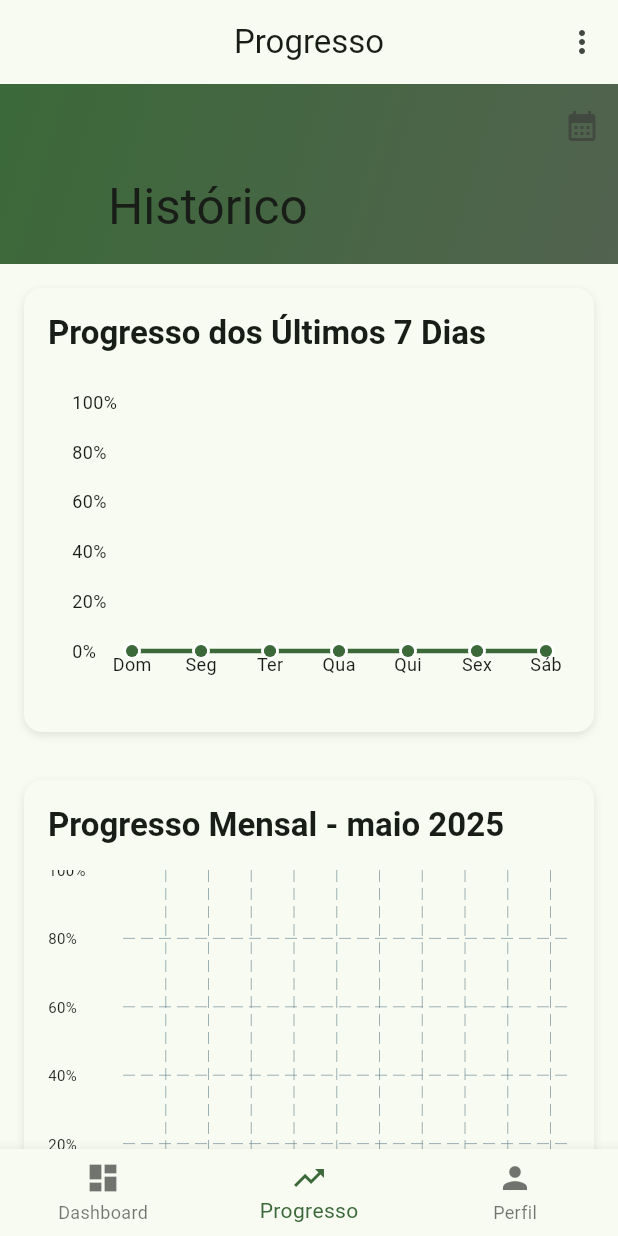
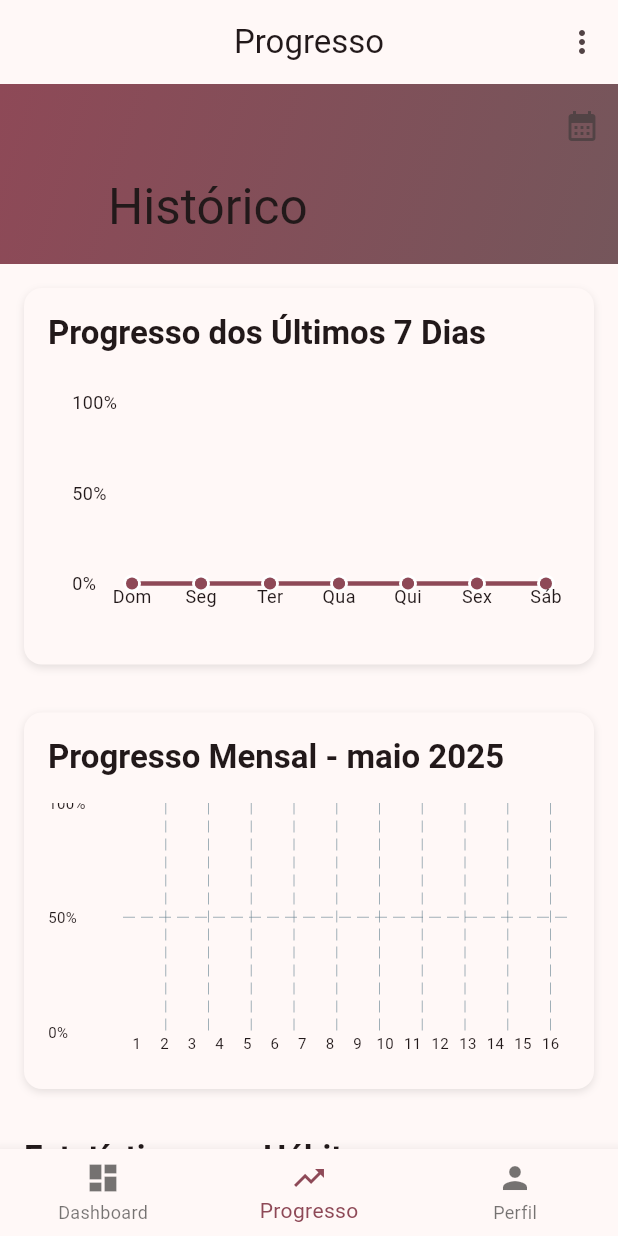
Before and after one commit to GabrielUzeda/VidaPlus, a Flutter app: the screen it shows once a user with an empty profile is signed in, item 2 of the bottom bar chosen, on a phone screen of 412 x 824 dp. Run offline on Flutter 3.47's test engine with Material 3 defaults, Android fonts, the light colour scheme and no system bars; drawn by our look-alikes of fl_chart; our stand-ins replace cloud_firestore, firebase_auth, firebase_core, firebase_storage, flutter_local_notifications, image_picker and 2 more; accounts and stored records are empty.

Commit message:
Adjust chart heights to 70%, restore curved lines to weekly chart, and change theme from green to fuchsia

```diff
--- a/lib/main.dart
+++ b/lib/main.dart
@@ -244,7 +244,7 @@ class VidaPlusApp extends StatelessWidget {
     return ThemeData(
       useMaterial3: true,
       colorScheme: ColorScheme.fromSeed(
-        seedColor: Colors.green,
+        seedColor: const Color(0xFFE91E63), // Cor fúxia personalizada (magenta/pink)
         brightness: Brightness.light,
       ),
       appBarTheme: const AppBarTheme(
@@ -276,7 +276,7 @@ class VidaPlusApp extends StatelessWidget {
     return ThemeData(
       useMaterial3: true,
       colorScheme: ColorScheme.fromSeed(
-        seedColor: Colors.green,
+        seedColor: const Color(0xFFE91E63), // Cor fúxia personalizada (magenta/pink)
         brightness: Brightness.dark,
       ),
       appBarTheme: const AppBarTheme(
--- a/lib/presentation/pages/home/history_page.dart
+++ b/lib/presentation/pages/home/history_page.dart
@@ -79,7 +79,7 @@ class _HistoryPageState extends State<HistoryPage> {
                       ),
                       const SizedBox(height: 16),
                       SizedBox(
-                        height: 220,
+                        height: 175,
                         child: Padding(
                           padding: const EdgeInsets.all(16.0),
                           child: _buildWeeklyChart(controller),
@@ -117,7 +117,7 @@ class _HistoryPageState extends State<HistoryPage> {
                       ),
                       const SizedBox(height: 16),
                       SizedBox(
-                        height: 250,
+                        height: 175,
                         child: _buildMonthlyChart(controller),
                       ),
                     ],
@@ -217,7 +217,7 @@ class _HistoryPageState extends State<HistoryPage> {
                 lineBarsData: [
                   LineChartBarData(
                     spots: spots,
-                    isCurved: false,
+                    isCurved: true,
                     color: Theme.of(context).colorScheme.primary,
                     barWidth: 3,
                     dotData: FlDotData(
```
